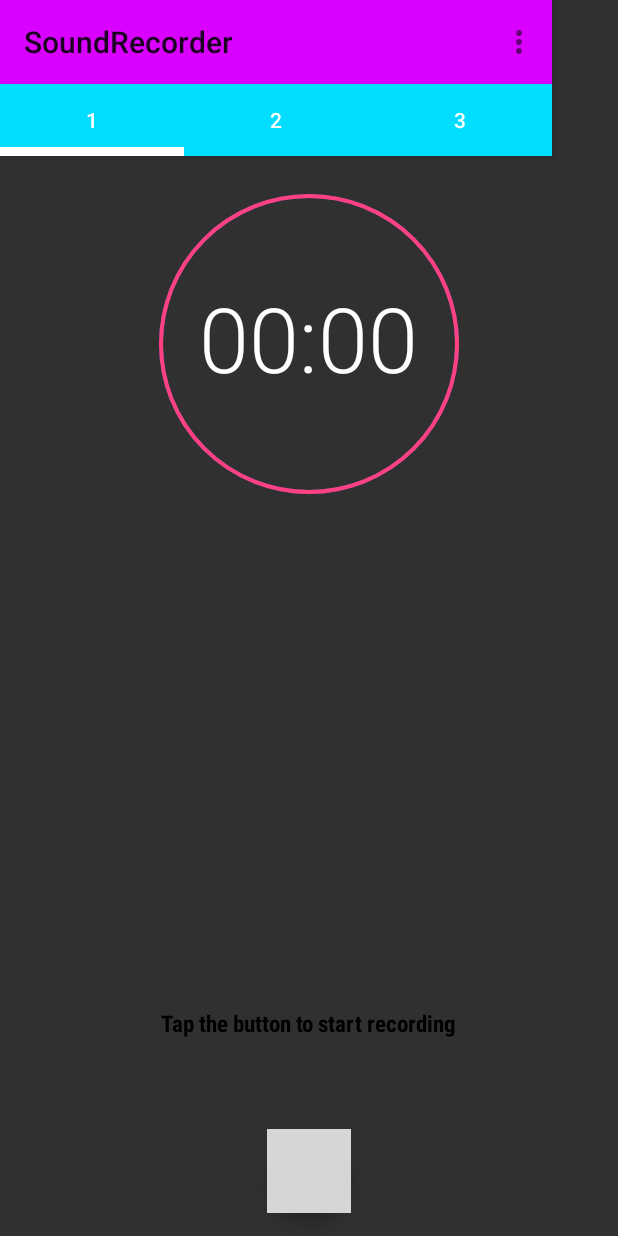
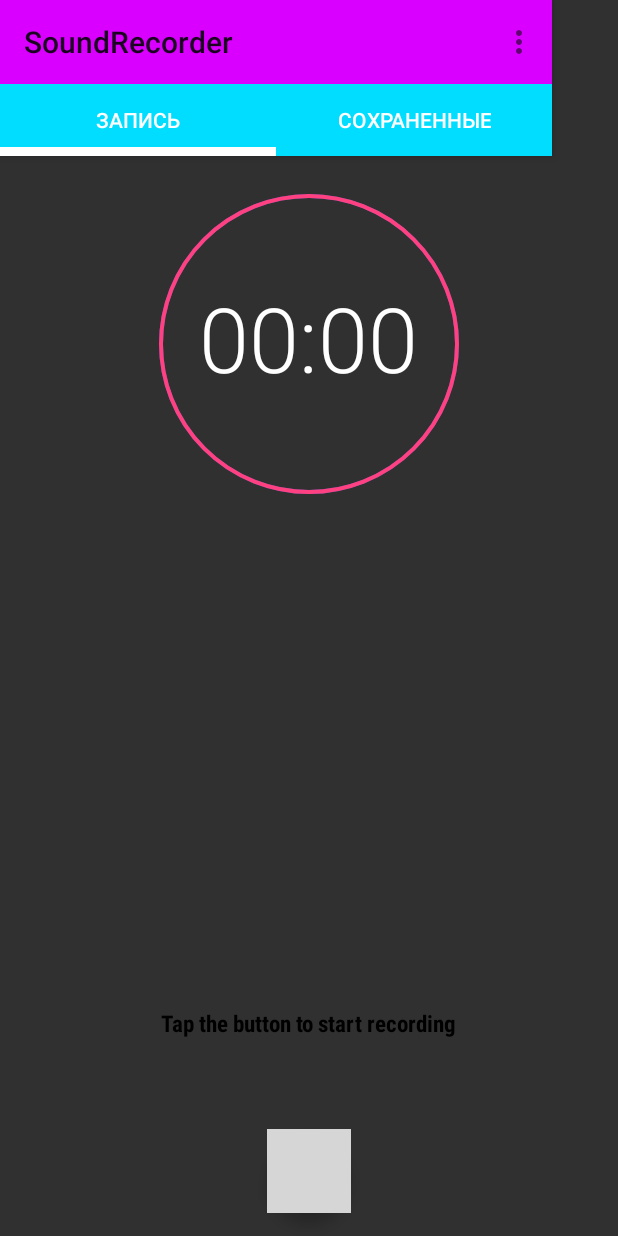
Before and after one commit to otvertka/SoundRecorder, an Android app: the screen it shows after launch (MainActivity), on a phone screen of 412 x 824 dp. Run offline under Robolectric (Android 15) with nearby library versions, the phone set to English and light mode, and no system bars; grey boxes are pictures that could not be loaded.

```diff
--- a/app/build.gradle
+++ b/app/build.gradle
@@ -24,8 +24,10 @@ dependencies {
     androidTestCompile('com.android.support.test.espresso:espresso-core:2.2.2', {
         exclude group: 'com.android.support', module: 'support-annotations'
     })
-    compile 'com.android.support:appcompat-v7:25.1.1'
+    compile 'com.android.support:appcompat-v7:25.3.1'
     compile 'com.android.support.constraint:constraint-layout:1.0.0-alpha9'
-    compile 'com.android.support:design:25.1.1'
+    compile 'com.android.support:design:25.3.1'
+    compile 'com.android.support:cardview-v7:25.3.1'
+    compile 'com.android.support:recyclerview-v7:25.3.1'
     testCompile 'junit:junit:4.12'
 }
--- a/app/src/main/java/com/example/soundrecorder/DBHelper.java
+++ b/app/src/main/java/com/example/soundrecorder/DBHelper.java
@@ -10,7 +10,7 @@ import android.provider.BaseColumns;
 
 import com.example.soundrecorder.listeners.OnDatabaseChangedListener;
 
-class DBHelper extends SQLiteOpenHelper{
+public class DBHelper extends SQLiteOpenHelper{
     private Context mContext;
 
     private static OnDatabaseChangedListener mOnDatabaseChangedListener;
@@ -37,7 +37,7 @@ class DBHelper extends SQLiteOpenHelper{
             DBHelperItem.COLUMN_NAME_RECORDING_LENGTH + " INTEGER " + COMMA_SEP +
             DBHelperItem.COLUMN_NAME_TIME_ADDED + " INTEGER " + ")";
 
-    DBHelper(Context context) {
+    public DBHelper(Context context) {
         super(context, DATABASE_NAME, null, DATABASE_VERSION);
         mContext = context;
     }
--- a/app/src/main/java/com/example/soundrecorder/activities/MainActivity.java
+++ b/app/src/main/java/com/example/soundrecorder/activities/MainActivity.java
@@ -12,6 +12,7 @@ import android.view.Menu;
 
 import com.example.soundrecorder.R;
 import com.example.soundrecorder.adapters.ViewPagerAdapter;
+import com.example.soundrecorder.fragments.FileViewerFragment;
 import com.example.soundrecorder.fragments.RecordFragment;
 
 public class MainActivity extends AppCompatActivity {
@@ -46,9 +47,8 @@ public class MainActivity extends AppCompatActivity {
     public void setupViewPager(ViewPager viewPager){
 
         ViewPagerAdapter adapter = new ViewPagerAdapter(getSupportFragmentManager());
-        adapter.addFragment(new RecordFragment(), "1");
-        adapter.addFragment(new RecordFragment(), "2");
-        adapter.addFragment(new RecordFragment(), "3");
+        adapter.addFragment(new RecordFragment(), "Запись");
+        adapter.addFragment(new FileViewerFragment(), "Сохраненные");
         viewPager.setAdapter(adapter);
     }
 }
--- a/app/src/main/java/com/example/soundrecorder/fragments/FileViewerFragment.java
+++ b/app/src/main/java/com/example/soundrecorder/fragments/FileViewerFragment.java
@@ -1,32 +1,58 @@
 package com.example.soundrecorder.fragments;
 
-import android.app.Fragment;
+import android.support.v4.app.Fragment;
 import android.os.Bundle;
 import android.os.FileObserver;
+import android.support.annotation.Nullable;
+import android.support.v7.widget.DefaultItemAnimator;
+import android.support.v7.widget.LinearLayoutManager;
+import android.support.v7.widget.RecyclerView;
 import android.util.Log;
+import android.view.LayoutInflater;
+import android.view.View;
+import android.view.ViewGroup;
+
+import com.example.soundrecorder.R;
+import com.example.soundrecorder.adapters.FileViewerAdapter;
 
 import static com.example.soundrecorder.fragments.RecordFragment.LOG_TAG;
 
-/**
- * Created by Дмитрий on 19.07.2017.
- */
 
 public class FileViewerFragment extends Fragment {
 
-    private static final String ARG_POSITION = "position";
+    FileViewerAdapter mFileViewerAdapter;
 
-   // private FileViewerAdapter mFileViewerAdapter;
-
-    private int position;
+    public FileViewerFragment() {
+    }
 
     @Override
     public void onCreate(Bundle savedInstanceState) {
         super.onCreate(savedInstanceState);
-        position = getArguments().getInt(ARG_POSITION);
         observer.startWatching();
     }
 
+    @Nullable
+    @Override
+    public View onCreateView(LayoutInflater inflater, @Nullable ViewGroup container, Bundle savedInstanceState) {
+        View v = inflater.inflate(R.layout.fragment_file_viewer, container, false);
 
+        RecyclerView mRecyclerView = (RecyclerView) v.findViewById(R.id.recyclerView);
+        mRecyclerView.setHasFixedSize(true);
+        LinearLayoutManager llm = new LinearLayoutManager(getActivity());
+        llm.setOrientation(LinearLayoutManager.VERTICAL);
+
+        //newest to oldest order (database stores from oldest to newest)
+        llm.setReverseLayout(true);
+        llm.setStackFromEnd(true);
+
+        mRecyclerView.setLayoutManager(llm);
+        mRecyclerView.setItemAnimator(new DefaultItemAnimator());
+
+        mFileViewerAdapter = new FileViewerAdapter(getActivity(), llm);
+        mRecyclerView.setAdapter(mFileViewerAdapter);
+
+        return v;
+    }
 
     FileObserver observer =
             new FileObserver(android.os.Environment.getExternalStorageDirectory().toString()
--- a/app/src/main/res/values/styles.xml
+++ b/app/src/main/res/values/styles.xml
@@ -1,11 +1,15 @@
 <resources>
+    <style name="AppTheme.Base" parent="Theme.AppCompat.Light"> </style>
 
     <!-- Base application theme. -->
-    <style name="AppTheme" parent="Theme.AppCompat.Light">
+    <style name="AppTheme" parent="AppTheme.Base">
         <!-- Customize your theme here. -->
         <item name="colorPrimary">@color/colorPrimary</item>
         <item name="colorPrimaryDark">@color/colorPrimaryDark</item>
         <item name="colorAccent">@color/colorAccent</item>
+
+        <item name="android:windowNoTitle">true</item>
+        <item name="windowActionBar">false</item>
     </style>
 
 </resources>
```
Also changed, not shown: app/src/main/java/com/example/soundrecorder/RecordingService.java (+6 -15 lines), app/src/main/java/com/example/soundrecorder/adapters/FileViewerAdapter.java (added, +133 -0 lines), app/src/main/java/com/example/soundrecorder/fragments/PlaybackFragment.java (added, +23 -0 lines), app/src/main/res/layout/card_view.xml (added, +69 -0 lines), app/src/main/res/layout/fragment_file_viewer.xml (added, +14 -0 lines).
